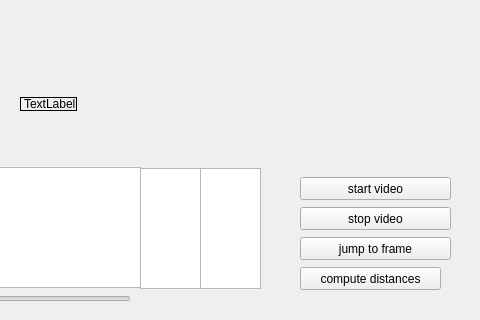
Qt form videoProc/videoPlayer.ui (groakat/videotagger) before a commit; both pictures show x 640 to 1120 and y 403 to 723 of the 1120 by 723 pixel window.
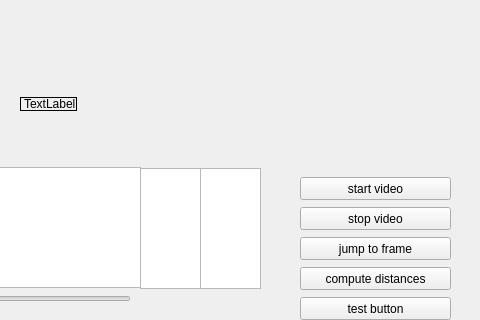
The same form after that commit.

Commit message: prototypical threading using QThread and IPython.parallel to prefetch videos

```diff
--- a/videoProc/videoPlayer.ui
+++ b/videoProc/videoPlayer.ui
@@ -598,7 +598,7 @@
     <rect>
      <x>940</x>
      <y>670</y>
-     <width>141</width>
+     <width>151</width>
      <height>23</height>
     </rect>
    </property>
@@ -606,6 +606,19 @@
     <string>compute distances</string>
    </property>
   </widget>
+  <widget class="QPushButton" name="pb_test">
+   <property name="geometry">
+    <rect>
+     <x>940</x>
+     <y>700</y>
+     <width>151</width>
+     <height>23</height>
+    </rect>
+   </property>
+   <property name="text">
+    <string>test button</string>
+   </property>
+  </widget>
  </widget>
  <resources/>
  <connections/>
```
The commit also changes 2 other files.
